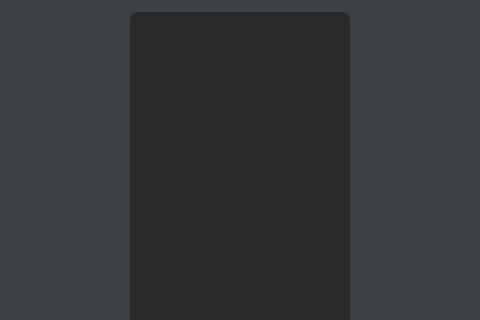
The window that mainwindow.ui (EidosX/Photon) describes before a commit, drawn with Qt 5; both pictures show x 111 to 591 and y 0 to 320 of the 703 by 419 pixel window.
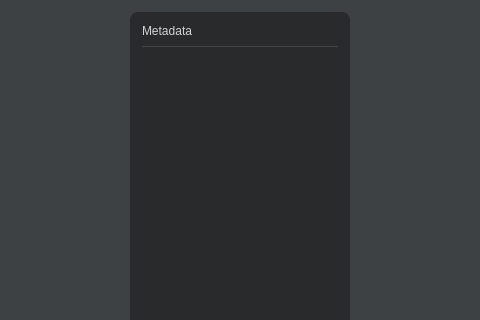
The same window after the commit. Custom widgets are drawn as their Qt base class.

The edit to the form file:
```diff
--- a/mainwindow.ui
+++ b/mainwindow.ui
@@ -36,7 +36,7 @@
        <number>12</number>
       </property>
       <item>
-       <widget class="QListWidget" name="listWidget">
+       <widget class="QWidget" name="listWidget" native="true">
         <property name="maximumSize">
          <size>
           <width>220</width>
@@ -48,6 +48,93 @@
 border-radius: 8px;
 </string>
         </property>
+        <layout class="QVBoxLayout" name="verticalLayout_3">
+         <property name="spacing">
+          <number>8</number>
+         </property>
+         <property name="leftMargin">
+          <number>12</number>
+         </property>
+         <property name="topMargin">
+          <number>12</number>
+         </property>
+         <property name="rightMargin">
+          <number>12</number>
+         </property>
+         <property name="bottomMargin">
+          <number>12</number>
+         </property>
+         <item>
+          <widget class="QLabel" name="label">
+           <property name="styleSheet">
+            <string notr="true">color: lightgrey;</string>
+           </property>
+           <property name="text">
+            <string>Metadata</string>
+           </property>
+          </widget>
+         </item>
+         <item>
+          <widget class="QWidget" name="separator_1" native="true">
+           <property name="minimumSize">
+            <size>
+             <width>0</width>
+             <height>1</height>
+            </size>
+           </property>
+           <property name="maximumSize">
+            <size>
+             <width>16777215</width>
+             <height>1</height>
+            </size>
+           </property>
+           <property name="styleSheet">
+            <string notr="true">background-color: #20ffffff;
+</string>
+           </property>
+          </widget>
+         </item>
+         <item>
+          <widget class="QWidget" name="starsWidget" native="true">
+           <property name="minimumSize">
+            <size>
+             <width>0</width>
+             <height>20</height>
+            </size>
+           </property>
+           <layout class="QHBoxLayout" name="starsLayout">
+            <property name="spacing">
+             <number>24</number>
+            </property>
+            <property name="leftMargin">
+             <number>0</number>
+            </property>
+            <property name="topMargin">
+             <number>0</number>
+            </property>
+            <property name="rightMargin">
+             <number>0</number>
+            </property>
+            <property name="bottomMargin">
+             <number>0</number>
+            </property>
+           </layout>
+          </widget>
+         </item>
+         <item>
+          <spacer name="verticalSpacer">
+           <property name="orientation">
+            <enum>Qt::Vertical</enum>
+           </property>
+           <property name="sizeHint" stdset="0">
+            <size>
+             <width>20</width>
+             <height>40</height>
+            </size>
+           </property>
+          </spacer>
+         </item>
+        </layout>
        </widget>
       </item>
      </layout>
```
